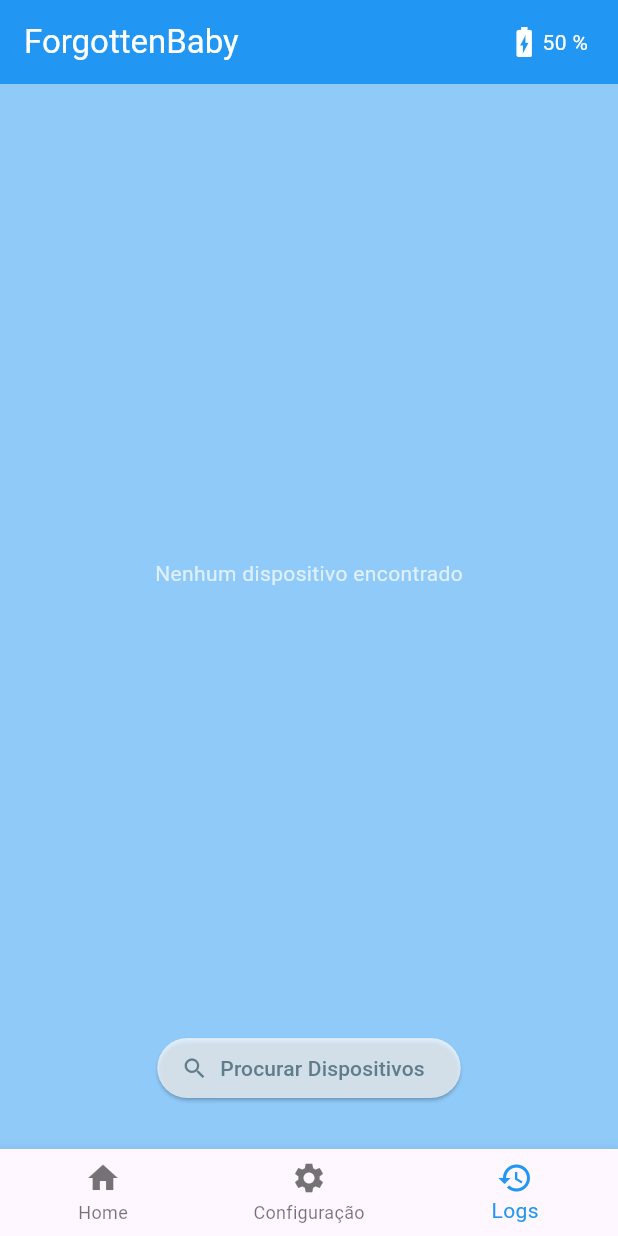
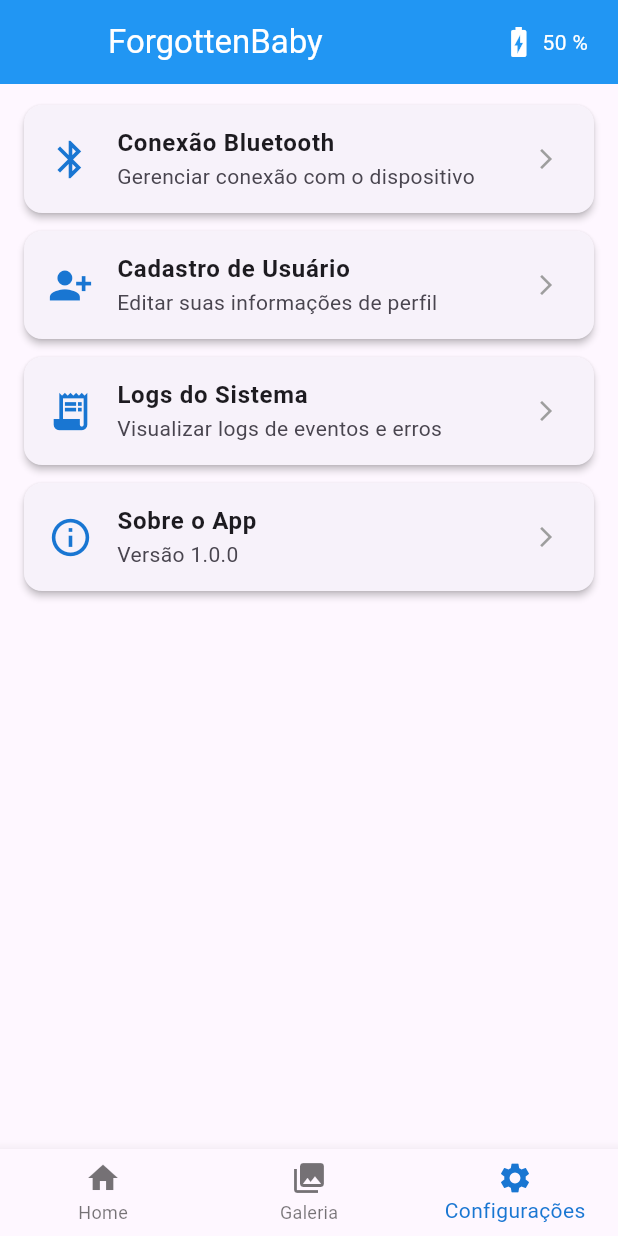
Before and after one commit to ThiagoGSL/Child_in_Car_Safety_Detection_System, a Flutter app: the screen it shows after launch, item 3 of the bottom bar chosen, on a phone screen of 412 x 824 dp. Run offline on Flutter 3.47's test engine with Material 3 defaults, Android fonts, the light colour scheme and no system bars; our stand-ins replace drift, get, open_file, permission_handler, timeline_tile; missing offline and left inert: flutter_reactive_ble; accounts and stored records are empty; generated files the repository leaves out were written again.

Commit message:
Atualizando interface e navegação do app

```diff
--- /dev/null
+++ b/lib/features/config/config_page.dart
@@ -0,0 +1,74 @@
+import 'package:app_v0/features/cadastro/form_page.dart'; // Importe a FormPage
+import 'package:app_v0/main_page_controller.dart';
+import 'package:flutter/material.dart';
+import 'package:get/get.dart';
+
+class ConfigPage extends StatelessWidget {
+  const ConfigPage({Key? key}) : super(key: key);
+
+  @override
+  Widget build(BuildContext context) {
+    final mainController = Get.find<MainPageController>();
+
+    return ListView(
+      padding: const EdgeInsets.symmetric(vertical: 8.0),
+      children: [
+        _buildConfigTile(
+          icon: Icons.bluetooth,
+          title: 'Conexão Bluetooth',
+          subtitle: 'Gerenciar conexão com o dispositivo',
+          onTap: () {
+            // Apenas altera o estado para mostrar a página de BLE
+            mainController.navigateToBlePage(true);
+          },
+        ),
+        // >>> LÓGICA ALTERADA <<<
+        _buildConfigTile(
+          icon: Icons.person_add_alt_1,
+          title: 'Cadastro de Usuário',
+          subtitle: 'Editar suas informações de perfil',
+          onTap: () {
+            // Navega para a FormPage como uma nova tela
+            Get.to(() => FormPage());
+          },
+        ),
+        _buildConfigTile(
+          icon: Icons.receipt_long,
+          title: 'Logs do Sistema',
+          subtitle: 'Visualizar logs de eventos e erros',
+          onTap: () {
+            Get.snackbar('Em Breve', 'Página de logs ainda não implementada.');
+          },
+        ),
+         _buildConfigTile(
+          icon: Icons.info_outline,
+          title: 'Sobre o App',
+          subtitle: 'Versão 1.0.0',
+          onTap: () {
+             Get.snackbar('Sobre', 'Aplicativo desenvolvido para o projeto ForgottenBaby.');
+          },
+        ),
+      ],
+    );
+  }
+
+  Widget _buildConfigTile({
+    required IconData icon,
+    required String title,
+    required String subtitle,
+    required VoidCallback onTap,
+  }) {
+    return Card(
+      margin: const EdgeInsets.symmetric(horizontal: 16.0, vertical: 6.0),
+      elevation: 2,
+      shape: RoundedRectangleBorder(borderRadius: BorderRadius.circular(12)),
+      child: ListTile(
+        leading: Icon(icon, color: Colors.blue.shade700, size: 30),
+        title: Text(title, style: const TextStyle(fontWeight: FontWeight.bold)),
+        subtitle: Text(subtitle),
+        trailing: const Icon(Icons.arrow_forward_ios, size: 16, color: Colors.grey),
+        onTap: onTap,
+      ),
+    );
+  }
+}
--- a/lib/main_page.dart
+++ b/lib/main_page.dart
@@ -1,3 +1,4 @@
+import 'package:app_v0/features/bluetooth/ble_page.dart';
 import 'package:app_v0/main_page_controller.dart';
 import 'package:flutter/material.dart';
 import 'package:get/get.dart';
@@ -7,42 +8,58 @@ class MainPage extends StatelessWidget {
 
   @override
   Widget build(BuildContext context) {
-    return GetBuilder<MainPageController>(
-      init: MainPageController(),
-      builder: (controller) {
+    final MainPageController controller = Get.put(MainPageController());
+
     return Scaffold(
       appBar: AppBar(
-            title: Text('ForgottenBaby'),
+        // Mostra um botão de voltar quando a página de BLE estiver visível
+        leading: Obx(() {
+          if (controller.selectedIndex.value == 2 && controller.showBlePage.value) {
+            return IconButton(
+              icon: const Icon(Icons.arrow_back_ios),
+              onPressed: () {
+                // Ao pressionar, esconde a página de BLE, voltando ao menu
+                controller.navigateToBlePage(false);
+              },
+            );
+          }
+          return const SizedBox.shrink(); // Não mostra nada por padrão
+        }),
+        title: const Text('ForgottenBaby'),
         backgroundColor: Colors.blue,
         foregroundColor: Colors.white,
         actions: [
-              Row(
+          Obx(() => Row(
                 mainAxisSize: MainAxisSize.min,
                 children: [
-                  Icon(Icons.battery_charging_full),
-                  Text('${controller.bateriaEsp} %'),
+                  const Icon(Icons.battery_charging_full),
+                  Text(' ${controller.bateriaEsp.value} %'),
                   const SizedBox(width: 20),
                 ],
-              ),
+              )),
         ],
       ),
-          body: Center(
-            child: controller.widgetOptions.elementAt(controller.selectedIndex),
-          ),
-          bottomNavigationBar: BottomNavigationBar(
+      // O corpo agora decide qual widget mostrar
+      body: Obx(() {
+        // Se a 3ª aba (Config) estiver selecionada e a flag for true, mostra a BlePage
+        if (controller.selectedIndex.value == 2 && controller.showBlePage.value) {
+          return BlePage();
+        }
+        // Caso contrário, mostra o widget padrão da aba selecionada
+        return Center(
+          child: controller.widgetOptions.elementAt(controller.selectedIndex.value),
+        );
+      }),
+      bottomNavigationBar: Obx(() => BottomNavigationBar(
             items: const <BottomNavigationBarItem>[
               BottomNavigationBarItem(icon: Icon(Icons.home), label: 'Home'),
-              BottomNavigationBarItem(icon: Icon(Icons.settings),label: 'Configuração',),
-              BottomNavigationBarItem(icon: Icon(Icons.history), label: 'Logs'),
+              BottomNavigationBarItem(icon: Icon(Icons.photo_library), label: 'Galeria'),
+              BottomNavigationBarItem(icon: Icon(Icons.settings), label: 'Configurações'),
             ],
-            currentIndex: controller.selectedIndex,
-            selectedItemColor: Colors.blue,
-            onTap: (index) {
-              controller.onItemTapped(index);
-            },
-          ),
-        );
-      },
+            currentIndex: controller.selectedIndex.value,
+            selectedItemColor: Colors.blue.shade700,
+            onTap: controller.onItemTapped,
+          )),
     );
   }
 }
--- a/lib/main_page_controller.dart
+++ b/lib/main_page_controller.dart
@@ -1,28 +1,42 @@
-import 'package:app_v0/features/cadastro/form_page.dart';
+import 'package:app_v0/features/bluetooth/ble_controller.dart';
+import 'package:app_v0/features/config/config_page.dart';
 import 'package:app_v0/features/home/home_page.dart';
-import 'package:app_v0/features/bluetooth/ble_page.dart';
 import 'package:app_v0/features/photos/photo_page.dart';
 import 'package:flutter/material.dart';
 import 'package:get/get.dart';
 
 class MainPageController extends GetxController {
-  int selectedIndex = 0;
-  int bateriaEsp = 50;
+  // Variáveis de estado reativas
+  var selectedIndex = 0.obs;
+  var bateriaEsp = 50.obs;
 
+  // Flag para controlar a exibição da página de BLE
+  var showBlePage = false.obs;
+
+  // Lista dos widgets principais da BottomNavigationBar
   final List<Widget> widgetOptions = [
     const HomePage(),
     PhotoPage(),
-    BlePage(),
+    const ConfigPage(), // A 3ª aba sempre aponta para a página de menu
   ];
 
   void onItemTapped(int index) {
-    selectedIndex = index;
-    update();
+    // Se o usuário clicar em uma aba diferente, esconde a página de BLE
+    if (selectedIndex.value != index) {
+      showBlePage.value = false;
+    }
+    selectedIndex.value = index;
   }
 
-  @override
-  void onInit() {
-    // TODO: implement onInit
-    super.onInit();
+  // Controla a visibilidade da página de BLE
+  void navigateToBlePage(bool show) {
+    showBlePage.value = show;
+    // Inicia o scan automaticamente ao mostrar a página de BLE
+    if (show) {
+      final bleController = Get.find<BluetoothController>();
+      if (!bleController.isScanning.value) {
+        bleController.startScan();
+      }
+    }
   }
 }
```
Also changed, not shown: lib/features/bluetooth/ble_page.dart (+31 -102 lines), lib/features/cadastro/form_page.dart (+13 -1 lines), lib/features/config/config_controller.dart (added). Lines whose indentation alone changed are shown as unchanged.
